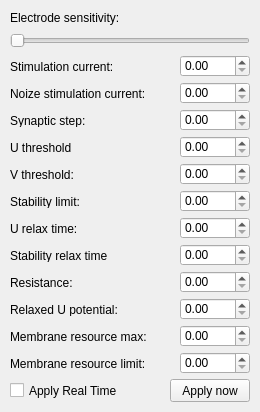
The window that GUI/forms/neuron_parameters_form.ui (iamdmitryvolkov/neuromodel) describes before a commit, drawn with Qt 5.
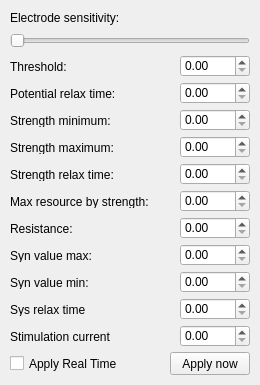
The same window after the commit.

Commit message: new neuron parameters form

```diff
--- a/GUI/forms/neuron_parameters_form.ui
+++ b/GUI/forms/neuron_parameters_form.ui
@@ -7,19 +7,19 @@
     <x>0</x>
     <y>0</y>
     <width>260</width>
-    <height>412</height>
+    <height>385</height>
    </rect>
   </property>
   <property name="minimumSize">
    <size>
     <width>260</width>
-    <height>412</height>
+    <height>385</height>
    </size>
   </property>
   <property name="maximumSize">
    <size>
     <width>260</width>
-    <height>412</height>
+    <height>385</height>
    </size>
   </property>
   <property name="windowTitle">
@@ -29,7 +29,7 @@
    <property name="geometry">
     <rect>
      <x>170</x>
-     <y>379</y>
+     <y>352</y>
      <width>80</width>
      <height>23</height>
     </rect>
@@ -42,7 +42,7 @@
    <property name="geometry">
     <rect>
      <x>10</x>
-     <y>382</y>
+     <y>355</y>
      <width>140</width>
      <height>17</height>
     </rect>
@@ -93,7 +93,7 @@
     </rect>
    </property>
   </widget>
-  <widget class="QLabel" name="StimCurrentLabel">
+  <widget class="QLabel" name="ThresholdLabel">
    <property name="geometry">
     <rect>
      <x>10</x>
@@ -103,7 +103,7 @@
     </rect>
    </property>
    <property name="text">
-    <string>Stimulation current:</string>
+    <string>Threshold:</string>
    </property>
   </widget>
   <widget class="QLabel" name="NoizeStimCurrentLabel">
@@ -116,7 +116,7 @@
     </rect>
    </property>
    <property name="text">
-    <string>Noize stimulation current:</string>
+    <string>Potential relax time:</string>
    </property>
   </widget>
   <widget class="QDoubleSpinBox" name="NoizeStimCurrentSpinBox">
@@ -139,7 +139,7 @@
     </rect>
    </property>
    <property name="text">
-    <string>Synaptic step:</string>
+    <string>Strength minimum:</string>
    </property>
   </widget>
   <widget class="QDoubleSpinBox" name="SynStepSpinBox">
@@ -162,7 +162,7 @@
     </rect>
    </property>
    <property name="text">
-    <string>U threshold</string>
+    <string>Strength maximum:</string>
    </property>
   </widget>
   <widget class="QDoubleSpinBox" name="UThresholdSpinBox">
@@ -185,7 +185,7 @@
     </rect>
    </property>
    <property name="text">
-    <string>V threshold:</string>
+    <string>Strength relax time:</string>
    </property>
   </widget>
   <widget class="QDoubleSpinBox" name="VThresholdSpinBox">
@@ -208,7 +208,7 @@
     </rect>
    </property>
    <property name="text">
-    <string>Stability limit:</string>
+    <string>Max resource by strength:</string>
    </property>
   </widget>
   <widget class="QDoubleSpinBox" name="StabilityLimitSpinBox">
@@ -221,7 +221,7 @@
     </rect>
    </property>
   </widget>
-  <widget class="QLabel" name="StimRelaxTimeLabel">
+  <widget class="QLabel" name="ResistanceLabel">
    <property name="geometry">
     <rect>
      <x>10</x>
@@ -231,7 +231,7 @@
     </rect>
    </property>
    <property name="text">
-    <string>U relax time:</string>
+    <string>Resistance:</string>
    </property>
   </widget>
   <widget class="QDoubleSpinBox" name="StimRelaxTimeSpinBox">
@@ -254,7 +254,7 @@
     </rect>
    </property>
    <property name="text">
-    <string>Stability relax time</string>
+    <string>Syn value max:</string>
    </property>
   </widget>
   <widget class="QDoubleSpinBox" name="StabRelaxTimeSpinBox">
@@ -267,7 +267,7 @@
     </rect>
    </property>
   </widget>
-  <widget class="QLabel" name="ResistanceLabel">
+  <widget class="QLabel" name="SynMinLabel">
    <property name="geometry">
     <rect>
      <x>10</x>
@@ -277,7 +277,7 @@
     </rect>
    </property>
    <property name="text">
-    <string>Resistance:</string>
+    <string>Syn value min:</string>
    </property>
   </widget>
   <widget class="QDoubleSpinBox" name="ResistanceSpinBox">
@@ -300,7 +300,7 @@
     </rect>
    </property>
    <property name="text">
-    <string>Relaxed U potential:</string>
+    <string>Sys relax time</string>
    </property>
   </widget>
   <widget class="QDoubleSpinBox" name="RelaxedStimSpinBox">
@@ -313,7 +313,7 @@
     </rect>
    </property>
   </widget>
-  <widget class="QLabel" name="ResMaxLabel">
+  <widget class="QLabel" name="StimCurrentLabel">
    <property name="geometry">
     <rect>
      <x>10</x>
@@ -323,7 +323,7 @@
     </rect>
    </property>
    <property name="text">
-    <string>Membrane resource max:</string>
+    <string>Stimulation current</string>
    </property>
   </widget>
   <widget class="QDoubleSpinBox" name="ResMaxSpinBox">
@@ -336,29 +336,6 @@
     </rect>
    </property>
   </widget>
-  <widget class="QLabel" name="ResLimLabel">
-   <property name="geometry">
-    <rect>
-     <x>10</x>
-     <y>357</y>
-     <width>160</width>
-     <height>13</height>
-    </rect>
-   </property>
-   <property name="text">
-    <string>Membrane resource limit:</string>
-   </property>
-  </widget>
-  <widget class="QDoubleSpinBox" name="ResMinSpinBox">
-   <property name="geometry">
-    <rect>
-     <x>180</x>
-     <y>352</y>
-     <width>70</width>
-     <height>22</height>
-    </rect>
-   </property>
-  </widget>
  </widget>
  <resources/>
  <connections/>
```
Left out of the diff: 36 changed lines with no effect on the pictures.
